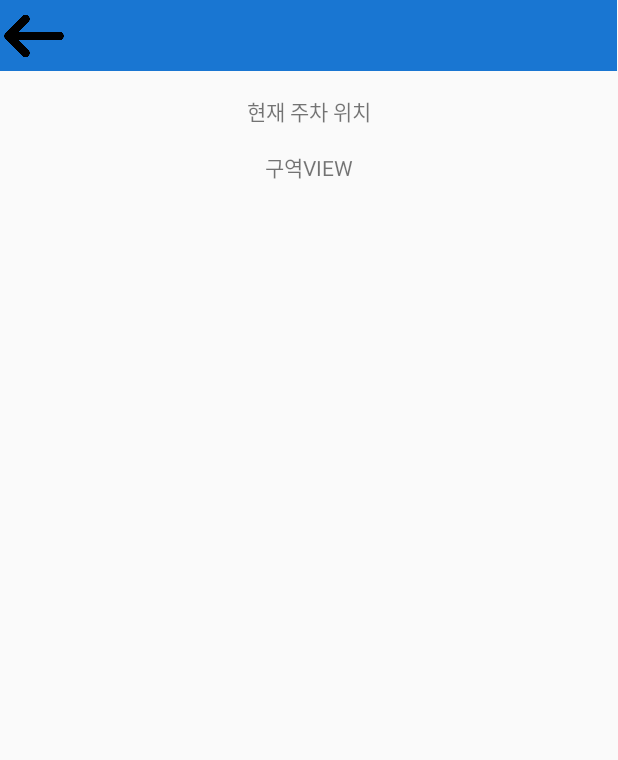
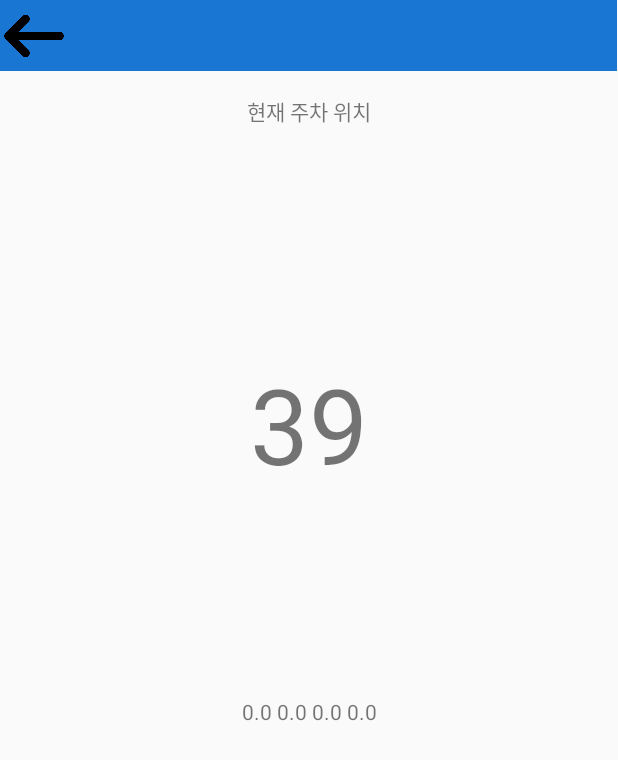
Before and after one commit to baejunghyun36/graduation_project2, an Android app: the ParkingLocation screen opened directly, with no data from a screen before it, on a phone screen of 412 x 824 dp. Shown: the top 760 px of the screen. Run offline under Robolectric (Android 15) with nearby library versions, the phone set to English and light mode, and no system bars; network calls fail; 7 statements that could not run were skipped.

Commit message:
2021 09 08

```diff
--- a/app/src/main/java/com/minew/beaconset/demo/BeaconListAdapter.java
+++ b/app/src/main/java/com/minew/beaconset/demo/BeaconListAdapter.java
@@ -18,7 +18,7 @@ import java.util.List;
 
 
 public class BeaconListAdapter extends RecyclerView.Adapter<BeaconListAdapter.MyViewHolder> {
-
+    public static float[] i = new float[4];
     public static String distance;
     public static String location;
 
@@ -50,7 +50,6 @@ public class BeaconListAdapter extends RecyclerView.Adapter<BeaconListAdapter.My
     @Override
     public void onBindViewHolder(final MyViewHolder holder, int position) {
         holder.setDataAndUi(mMinewBeacons.get(position));
-
         // 如果设置了回调，则设置点击事件
         if (mOnItemClickLitener != null) {
             holder.itemView.setOnClickListener(new View.OnClickListener() {
--- a/app/src/main/java/com/minew/beaconset/demo/LoginActivity.java
+++ b/app/src/main/java/com/minew/beaconset/demo/LoginActivity.java
@@ -36,7 +36,7 @@ public class LoginActivity extends AppCompatActivity {
         btn_register = findViewById(R.id.btn_register);
 
 
-        // 회원가입 버튼 클릭 시 수행
+        // 로그인 버튼 클릭 시 수행
         btn_login.setOnClickListener(new View.OnClickListener() {
             @Override
             public void onClick(View v) {
--- a/app/src/main/java/com/minew/beaconset/demo/ParkingLocation.java
+++ b/app/src/main/java/com/minew/beaconset/demo/ParkingLocation.java
@@ -1,27 +1,394 @@
 package com.minew.beaconset.demo;
 
+import android.Manifest;
+import android.app.ProgressDialog;
+import android.bluetooth.BluetoothAdapter;
+import android.content.DialogInterface;
+import android.content.Intent;
+import android.content.pm.PackageManager;
+import android.os.CountDownTimer;
+import android.support.v4.app.ActivityCompat;
+import android.support.v4.content.ContextCompat;
 import android.support.v7.app.AppCompatActivity;
 import android.os.Bundle;
+import android.support.v7.widget.LinearLayoutManager;
+import android.support.v7.widget.RecyclerView;
 import android.view.View;
 import android.widget.ImageButton;
+import android.widget.TextView;
+import android.widget.Toast;
 
+import com.minew.beaconset.BluetoothState;
+import com.minew.beaconset.ConnectionState;
+import com.minew.beaconset.MinewBeacon;
+import com.minew.beaconset.MinewBeaconConnection;
+import com.minew.beaconset.MinewBeaconConnectionListener;
+import com.minew.beaconset.MinewBeaconManager;
+import com.minew.beaconset.MinewBeaconManagerListener;
 import com.minew.beaconset.R;
 
+import java.util.Collections;
+import java.util.List;
+
+
+
+
 public class ParkingLocation extends AppCompatActivity {
+    private RecyclerView       mRecycle;
+    private MinewBeaconManager mMinewBeaconManager;
+
+    private subBeaconListAdapter  mAdapter;
+    UserRssi comp = new UserRssi();
+    private       ProgressDialog mpDialog;
+    public static MinewBeacon    clickBeacon;
+    private static final int REQUEST_ENABLE_BT = 2;
+
+    final float a[] = subBeaconListAdapter.i;
+
+
+
+    private TextView parking_info;
+    private int check =0;
+    private TextView parking_info2;
+
 
     @Override
     protected void onCreate(Bundle savedInstanceState) {
+
+
         super.onCreate(savedInstanceState);
         setContentView(R.layout.activity_parking_location);
+
+
+        parking_info = findViewById(R.id.parking_info);
+        parking_info2 = findViewById(R.id.parking_info2);
+
+        initView();
+        initManager();
+        checkBluetooth();
+        checkLocation();
+
+        dialogshow();
+        mMinewBeaconManager.startService();
+
+        (new Thread(new Runnable() {
+
+            @Override
+            public void run() {
+                while (!Thread.interrupted())
+                    try {
+                        Thread.sleep(1000);
+                        runOnUiThread(new Runnable() // start actions in UI thread
+                        {
+
+                            @Override
+                            public void run() {
+                                (new Thread(new Runnable() {
+
+                                    @Override
+                                    public void run() {
+                                        while (!Thread.interrupted())
+                                            try {
+                                                Thread.sleep(1000);
+                                                runOnUiThread(new Runnable() // start actions in UI thread
+                                                {
+                                                    @Override
+                                                    public void run() {
+
+                                                        parking_info2.setText(a[0] + " " + a[1] + " " + a[2] + " " + a[3]);
+
+                                                    }
+                                                });
+                                            } catch (InterruptedException e) {
+                                                // ooops
+                                            }
+                                    }
+                                })).start();
+                            }
+                        });
+                    } catch (InterruptedException e) {
+                        // ooops
+                    }
+            }
+        })).start();
+
+
+        String parking_info3 = "000040";
+        countDown(parking_info3);
 
         ImageButton btn_back = findViewById(R.id.btn_back);
         btn_back.setOnClickListener(new View.OnClickListener() {
             @Override
             public void onClick(View view) {
-                onBackPressed();    // 집으로 돌아가기ㅛ료ㅠㅗㅠㅠㅛㅕㅠㅛㅠㅕㅑㅗㅠㅑ
+                onBackPressed();    // 집으로 돌아가기
             }
         });
 
     }
 
+    public void countDown(String time) {
+
+        long conversionTime = 0;
+
+        // 1000 단위가 1초
+        // 60000 단위가 1분
+        // 60000 * 3600 = 1시간
+
+        String getHour = time.substring(0, 2);
+        String getMin = time.substring(2, 4);
+        String getSecond = time.substring(4, 6);
+
+        // "00"이 아니고, 첫번째 자리가 0 이면 제거
+        if (getHour.substring(0, 1) == "0") {
+            getHour = getHour.substring(1, 2);
+        }
+
+        if (getMin.substring(0, 1) == "0") {
+            getMin = getMin.substring(1, 2);
+        }
+
+        if (getSecond.substring(0, 1) == "0") {
+            getSecond = getSecond.substring(1, 2);
+        }
+
+
+
+        // 변환시간
+        conversionTime = Long.valueOf(getHour) * 1000 * 3600 + Long.valueOf(getMin) * 60 * 1000 + Long.valueOf(getSecond) * 1000;
+
+        // 첫번쨰 인자 : 원하는 시간 (예를들어 30초면 30 x 1000(주기))
+        // 두번쨰 인자 : 주기( 1000 = 1초)
+        new CountDownTimer(conversionTime, 1000) {
+
+            // 특정 시간마다 뷰 변경
+            public void onTick(long millisUntilFinished) {
+
+                // 시간단위
+//                String hour = String.valueOf(millisUntilFinished / (60 * 60 * 1000));
+
+                // 분단위
+                long getMin = millisUntilFinished - (millisUntilFinished / (60 * 60 * 1000));
+
+//                String min = String.valueOf(getMin / (60 * 1000)); // 몫
+
+                // 초단위
+                String second = String.valueOf((getMin % (60 * 1000)) / 1000); // 나머지
+
+                // 밀리세컨드 단위
+                String millis = String.valueOf((getMin % (60 * 1000)) % 1000); // 몫
+
+         /*        시간이 한자리면 0을 붙인다
+                if (hour.length() == 1) {
+                    hour = "0" + hour;
+                }
+                 분이 한자리면 0을 붙인다
+                if (min.length() == 1) {
+                    min = "0" + min;
+                }
+*/
+                // 초가 한자리면 0을 붙인다
+                if (second.length() == 1) {
+                    second = "0" + second;
+                }
+
+                if(a[0]<a[1]&&a[0]<a[2])check =1;
+                else if (a[1]<a[0]&&a[1]<a[2])check =2;
+                else if(a[2]<a[0]&&a[2]<a[1])check =3;
+                if(check==1){  //정현
+                    if(a[0]>a[1]||a[0]>a[2]){
+                        if(a[1]<a[2])check =2;
+                        else check =3;
+                        second="10";
+                    }
+                }
+                else if(check==2){ //은윤
+                    if(a[1]>a[0]||a[1]>a[2]){
+                        if(a[0]<a[2])check =1;
+                        else check =3;
+                        second="10";
+                    }
+
+                }
+                else if(check==3){ //충헌
+                    if(a[2]>a[0]||a[2]>a[1]){
+                        if(a[0]<a[1])check =1;
+                        else check =2;
+                        second="10";
+                    }
+                }
+
+                parking_info.setText(second);
+
+            }
+
+            // 제한시간 종료시
+            public void onFinish() {
+                if(check==1){
+                    parking_info.setText("지하 2층 정현");
+                }
+                else if(check ==2){
+                    parking_info.setText("지하 2층 은윤");
+                }
+                else if(check ==3){
+                    parking_info.setText("지하 2층 충헌");
+                }
+                else{
+                    parking_info.setText("뚜벅이");
+                }
+
+                // TODO : 타이머가 모두 종료될때 어떤 이벤트를 진행할지
+            }
+        }.start();
+    }
+    private void initView() {
+        mRecycle = (RecyclerView) findViewById(R.id.sub_recyeler2);
+        RecyclerView.LayoutManager layoutManager = new LinearLayoutManager(this);
+        mRecycle.setLayoutManager(layoutManager);
+        mAdapter = new subBeaconListAdapter();
+        mRecycle.setAdapter(mAdapter);
+        mRecycle.addItemDecoration(new RecycleViewDivider(this, LinearLayoutManager
+                .HORIZONTAL));
+    }
+    private void initManager() {
+        mMinewBeaconManager = MinewBeaconManager.getInstance(this);
+    }
+    private void checkLocation(){
+        if (ContextCompat.checkSelfPermission(this, Manifest.permission.ACCESS_COARSE_LOCATION)
+                != PackageManager.PERMISSION_GRANTED) {
+            // Permission is not granted
+            ActivityCompat.requestPermissions(this,new String[]{Manifest.permission.ACCESS_COARSE_LOCATION},101);
+        }
+    }
+    private void checkBluetooth() {
+        BluetoothState bluetoothState = mMinewBeaconManager.checkBluetoothState();
+        switch (bluetoothState) {
+            case BluetoothStateNotSupported:
+                Toast.makeText(this, "Not Support BLE", Toast.LENGTH_SHORT).show();
+                finish();
+                break;
+            case BluetoothStatePowerOff:
+                showBLEDialog();
+                break;
+            case BluetoothStatePowerOn:
+                break;
+        }
+    }
+    private void initListener() {
+        mMinewBeaconManager.setMinewbeaconManagerListener(new MinewBeaconManagerListener() {
+            @Override
+            public void onUpdateBluetoothState(BluetoothState state) {
+                switch (state) {
+                    case BluetoothStatePowerOff:
+                        Toast.makeText(getApplicationContext(), "bluetooth off", Toast.LENGTH_SHORT).show();
+                        break;
+                    case BluetoothStatePowerOn:
+                        Toast.makeText(getApplicationContext(), "bluetooth on", Toast.LENGTH_SHORT).show();
+                        break;
+                }
+            }
+            @Override
+            public void onRangeBeacons(List<MinewBeacon> beacons) {
+                Collections.sort(beacons, comp);
+                mAdapter.setData(beacons);
+            }
+            @Override
+            public void onAppearBeacons(List<MinewBeacon> beacons) {
+            }
+            @Override
+            public void onDisappearBeacons(List<MinewBeacon> beacons) {
+            }
+        });
+        mAdapter.setOnItemClickLitener(new subBeaconListAdapter.OnItemClickLitener() {
+            @Override
+            public void onItemClick(View view, int position) {
+                mpDialog.setMessage(getString(R.string.connecting)
+                        + mAdapter.getData(position).getName());
+                mpDialog.show();
+                mMinewBeaconManager.stopScan();
+                //connect to beacon
+                MinewBeacon minewBeacon = mAdapter.getData(position);
+                MinewBeaconConnection minewBeaconConnection = new MinewBeaconConnection(ParkingLocation.this, minewBeacon);
+                minewBeaconConnection.setMinewBeaconConnectionListener(minewBeaconConnectionListener);
+                minewBeaconConnection.connect();
+            }
+            @Override
+            public void onItemLongClick(View view, int position) {
+            }
+        });
+    }
+    //connect listener;
+    MinewBeaconConnectionListener minewBeaconConnectionListener = new MinewBeaconConnectionListener() {
+        @Override
+        public void onChangeState(MinewBeaconConnection connection, ConnectionState state) {
+            switch (state) {
+                case BeaconStatus_Connected:
+                    mpDialog.dismiss();
+                    Intent intent = new Intent(ParkingLocation.this, DetilActivity.class);
+                    intent.putExtra("mac", connection.setting.getMacAddress());
+                    startActivity(intent);
+                    break;
+                case BeaconStatus_ConnectFailed:
+                case BeaconStatus_Disconnect:
+                    if (mpDialog != null) {
+                        mpDialog.dismiss();
+                        runOnUiThread(new Runnable() {
+                            @Override
+                            public void run() {
+                                Toast.makeText(getApplicationContext(), "연결이 끊어졌습니다.", Toast.LENGTH_SHORT).show();
+                            }
+                        });
+                    }
+                    break;
+            }
+        }
+        @Override
+        public void onWriteSettings(MinewBeaconConnection connection, boolean success) {
+        }
+    };
+
+    @Override
+    protected void onResume() {
+        mMinewBeaconManager.startScan();
+        initListener();
+        super.onResume();
+    }
+
+    @Override
+    protected void onPause() {
+        mMinewBeaconManager.stopScan();
+        super.onPause();
+    }
+
+    protected void dialogshow() {
+        mpDialog = new ProgressDialog(ParkingLocation.this);
+        mpDialog.setProgressStyle(ProgressDialog.STYLE_SPINNER);
+        mpDialog.setTitle(null);//
+        mpDialog.setIcon(null);//
+        mpDialog.setOnCancelListener(new DialogInterface.OnCancelListener() {
+            @Override
+            public void onCancel(DialogInterface arg0) {
+            }
+        });
+        mpDialog.setCancelable(true);//
+        mpDialog.setCanceledOnTouchOutside(false);
+    }
+    private void showBLEDialog() {
+        Intent enableIntent = new Intent(BluetoothAdapter.ACTION_REQUEST_ENABLE);
+        startActivityForResult(enableIntent, REQUEST_ENABLE_BT);
+    }
+    @Override
+    protected void onActivityResult(int requestCode, int resultCode, Intent data) {
+        super.onActivityResult(requestCode, resultCode, data);
+        switch (requestCode) {
+            case REQUEST_ENABLE_BT:
+                mMinewBeaconManager.startScan();
+                break;
+        }
+    }
+    @Override
+    protected void onDestroy() {
+        mMinewBeaconManager.stopService();
+        super.onDestroy();
+    }
+
 }
--- a/app/src/main/java/com/minew/beaconset/demo/SubActivity.java
+++ b/app/src/main/java/com/minew/beaconset/demo/SubActivity.java
@@ -123,6 +123,7 @@ public class SubActivity extends AppCompatActivity implements View.OnClickListen
 
         RelativeLayout container = (RelativeLayout) findViewById(R.id.container1);
         container.addView(zoomView);
+
 
         initView();
         initManager();
@@ -484,8 +485,7 @@ public class SubActivity extends AppCompatActivity implements View.OnClickListen
         mRecycle.setLayoutManager(layoutManager);
         mAdapter = new subBeaconListAdapter();
         mRecycle.setAdapter(mAdapter);
-        mRecycle.addItemDecoration(new RecycleViewDivider(this, LinearLayoutManager
-                .HORIZONTAL));
+        mRecycle.addItemDecoration(new RecycleViewDivider(this, LinearLayout.INVISIBLE));
     }
     private void initManager() {
         mMinewBeaconManager = MinewBeaconManager.getInstance(this);
--- a/app/src/main/res/layout/activity_parking_location.xml
+++ b/app/src/main/res/layout/activity_parking_location.xml
@@ -4,7 +4,9 @@
     xmlns:tools="http://schemas.android.com/tools"
     android:layout_width="match_parent"
     android:layout_height="match_parent"
-    tools:context=".demo.ParkingLocation">
+    tools:context=".demo.ParkingLocation"
+
+    >
 
 
     <LinearLayout
@@ -40,13 +42,33 @@
 
     <TextView
         android:id="@+id/parking_info"
-        android:layout_width="wrap_content"
-        android:layout_height="wrap_content"
-        android:layout_marginTop="16dp"
-        android:text="구역VIEW"
+        android:gravity="center"
+        android:layout_width="400dp"
+        android:layout_height="300dp"
+        android:layout_marginTop="48dp"
+        android:text="구역"
+        android:textSize="70dp"
         app:layout_constraintEnd_toEndOf="parent"
         app:layout_constraintStart_toStartOf="parent"
         app:layout_constraintTop_toBottomOf="@+id/textView4" />
 
+    <TextView
+        android:id="@+id/parking_info2"
+        android:layout_width="wrap_content"
+        android:layout_height="wrap_content"
+        android:layout_marginTop="380dp"
+        android:text="확인용"
+        app:layout_constraintEnd_toEndOf="parent"
+        app:layout_constraintStart_toStartOf="parent"
+        app:layout_constraintTop_toBottomOf="@+id/textView4" />
+
+    <android.support.v7.widget.RecyclerView
+        android:id="@+id/sub_recyeler2"
+        android:layout_width="match_parent"
+        android:layout_height="1dp"
+
+        tools:ignore="MissingConstraints">
+
+    </android.support.v7.widget.RecyclerView>
 
 </android.support.constraint.ConstraintLayout>
```
Also changed, not shown: app/src/main/java/com/minew/beaconset/demo/SearchActivity.java (added, +37 -0 lines), app/src/main/res/layout/activity_cart.xml (+9 -0 lines), app/src/main/res/layout/activity_main.xml (+9 -1 lines), app/src/main/res/layout/activity_search.xml (added, +97 -0 lines).
